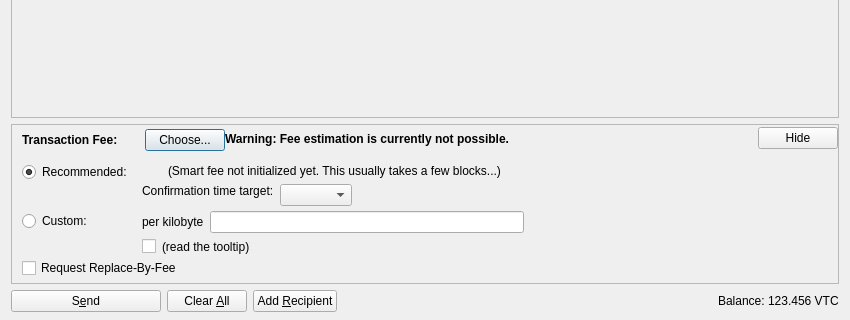
Old version of the form src/qt/forms/sendcoinsdialog.ui in the repository MyProductsKft/VitalCoin; both pictures show x 0 to 850 and y 206 to 526 of the 850 by 526 pixel window.
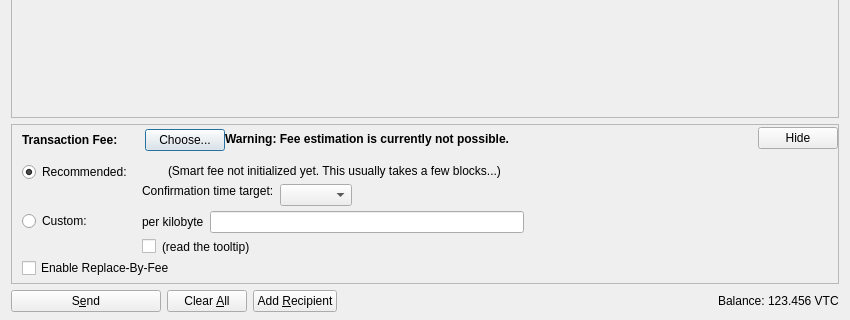
New version of the form. Icons and pictures are not drawn. Custom widgets are drawn as their Qt base class.

```diff
--- a/src/qt/forms/sendcoinsdialog.ui
+++ b/src/qt/forms/sendcoinsdialog.ui
@@ -1108,7 +1108,7 @@
            <item>
             <widget class="QCheckBox" name="optInRBF">
              <property name="text">
-              <string>Request Replace-By-Fee</string>
+              <string>Enable Replace-By-Fee</string>
              </property>
              <property name="toolTip">
               <string>Indicates that the sender may wish to replace this transaction with a new one paying higher fees (prior to being confirmed).</string>
```
Left out of the diff: 10 changed lines with no effect on the pictures.
